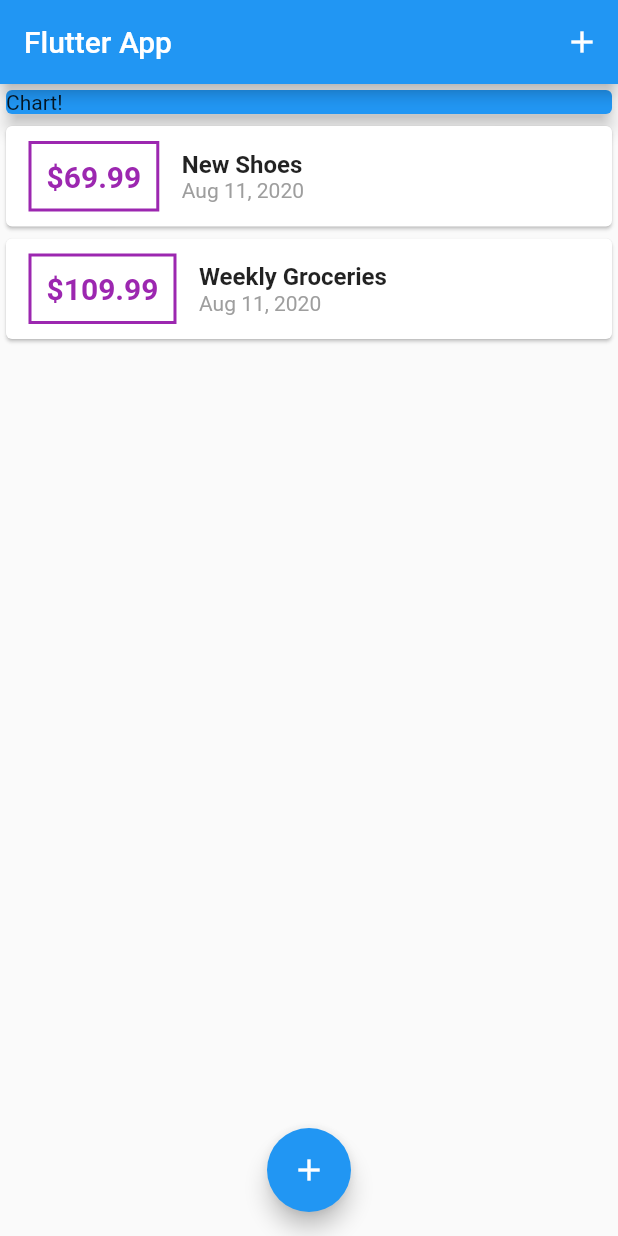
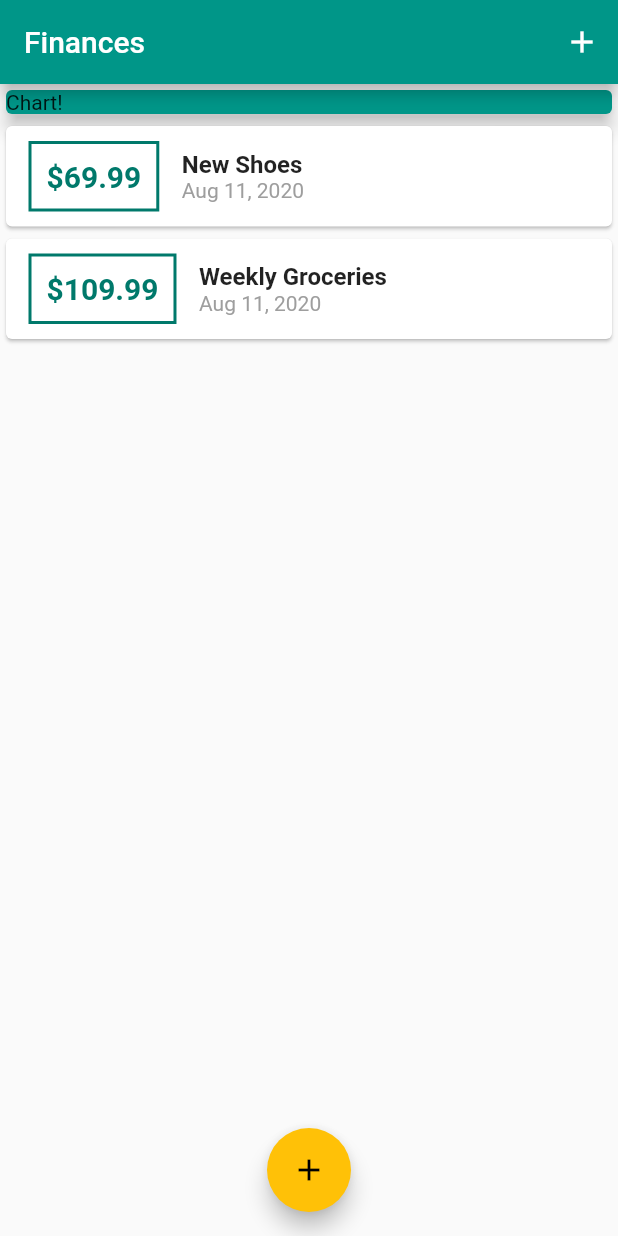
Before and after one commit to Codehoff/flutter-finances, a Flutter app: the screen it shows after launch, on a phone screen of 412 x 824 dp. Run offline on Flutter 3.47's test engine with Material 2 defaults, Android fonts, the phone set to English and light mode, and no system bars.

Commit message:
Lecture 95

```diff
--- a/lib/main.dart
+++ b/lib/main.dart
@@ -11,7 +11,11 @@ class MyApp extends StatelessWidget {
   @override
   Widget build(BuildContext context) {
     return MaterialApp(
-      title: 'Flutter App',
+      title: 'Finances',
+      theme: ThemeData(
+        primarySwatch: Colors.teal,
+        accentColor: Colors.amber,
+      ),
       home: MyHomePage(),
     );
   }
@@ -62,7 +66,7 @@ class _MyHomePageState extends State<MyHomePage> {
   @override
   Widget build(BuildContext context) {
     return Scaffold(
-      appBar: AppBar(title: Text('Flutter App'), actions: <Widget>[
+      appBar: AppBar(title: Text('Finances'), actions: <Widget>[
         IconButton(
           icon: Icon(Icons.add),
           onPressed: () => _startAddNewTransaction(context),
@@ -74,7 +78,7 @@ class _MyHomePageState extends State<MyHomePage> {
             Container(
               width: double.infinity,
               child: Card(
-                color: Colors.blue,
+                color: Theme.of(context).primaryColor,
                 child: Text("Chart!"),
                 elevation: 5,
               ),
--- a/lib/widgets/transaction_list.dart
+++ b/lib/widgets/transaction_list.dart
@@ -25,7 +25,7 @@ class TransactionList extends StatelessWidget {
                   ),
                   decoration: BoxDecoration(
                     border: Border.all(
-                      color: Colors.purple,
+                      color: Theme.of(context).primaryColorDark,
                       width: 2,
                     ),
                   ),
@@ -34,7 +34,7 @@ class TransactionList extends StatelessWidget {
                     style: TextStyle(
                       fontWeight: FontWeight.bold,
                       fontSize: 20,
-                      color: Colors.purple,
+                      color: Theme.of(context).primaryColorDark,
                     ),
                   ),
                 ),
```
